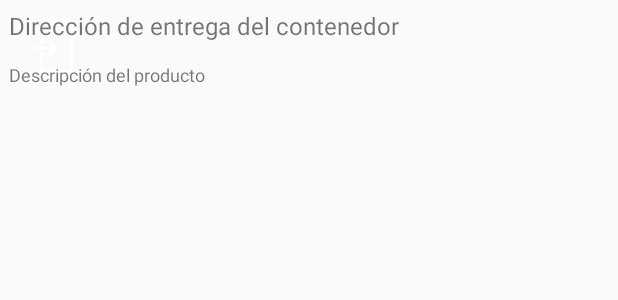
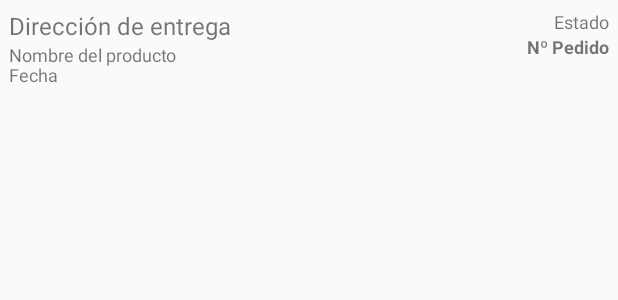
Before and after one commit to Binomi0/choferes-android, an Android app: the layout lista_pedidos.xml on its own in the app's theme, with its tools: preview values and no code run, on a phone screen of 412 x 824 dp. Shown: the top 300 px of the screen. Run offline under Robolectric (Android 15) with nearby library versions, the phone set to English and light mode, and no system bars.

Commit message:
Conexion http y respuesta completada, ahora se muestr la lista de pedidos en base a los parametros pasados.

```diff
--- a/app/src/main/res/layout/lista_pedidos.xml
+++ b/app/src/main/res/layout/lista_pedidos.xml
@@ -1,61 +1,65 @@
 <?xml version="1.0" encoding="utf-8"?>
 <RelativeLayout xmlns:android="http://schemas.android.com/apk/res/android"
+    xmlns:tools="http://schemas.android.com/tools"
     android:layout_width="match_parent"
     android:layout_height="?android:attr/listPreferredItemHeight"
+    android:backgroundTint="@color/common_google_signin_btn_text_light_default"
+    android:backgroundTintMode="add"
     android:padding="6dp">
-
-    <ImageView
-        android:id="@+id/icon"
-        android:layout_width="wrap_content"
-        android:layout_height="match_parent"
-        android:layout_alignParentBottom="true"
-        android:layout_alignParentTop="true"
-        android:layout_marginRight="6dip"
-        android:contentDescription="TODO"
-        android:src="@drawable/common_full_open_on_phone"/>
 
     <TextView
         android:id="@+id/address"
         android:layout_width="match_parent"
-        android:layout_height="26dp"
+        android:layout_height="wrap_content"
         android:layout_alignParentLeft="true"
         android:layout_alignParentStart="true"
         android:layout_alignParentTop="true"
-        android:text="Dirección de entrega del contenedor"
+        android:layout_toLeftOf="@+id/id"
+        android:layout_toStartOf="@+id/id"
+        android:text="@string/order_address"
         android:textSize="16sp" />
 
     <TextView
         android:id="@+id/product"
         android:layout_width="wrap_content"
         android:layout_height="wrap_content"
-        android:layout_alignParentBottom="true"
         android:layout_alignParentLeft="true"
         android:layout_alignParentStart="true"
-        android:text="Descripción del producto"
+        android:layout_below="@+id/address"
+        android:text="@string/order_product"
         android:textSize="12sp" />
 
     <TextView
         android:id="@+id/id"
         android:layout_width="wrap_content"
         android:layout_height="wrap_content"
-        android:layout_above="@+id/address"
-        android:layout_toLeftOf="@+id/status"
-        android:layout_toStartOf="@+id/status"
+        android:layout_alignParentEnd="true"
+        android:layout_alignParentRight="true"
+        android:layout_below="@+id/status"
         android:ellipsize="marquee"
         android:singleLine="true"
-        android:text="@string/_0000"
-        android:textSize="12sp" />
+        android:text="@string/order_id"
+        android:textSize="12sp"
+        android:textStyle="bold" />
 
     <TextView
         android:id="@+id/status"
         android:layout_width="wrap_content"
         android:layout_height="wrap_content"
-        android:layout_above="@+id/address"
         android:layout_alignParentEnd="true"
         android:layout_alignParentRight="true"
+        android:layout_alignParentTop="true"
         android:gravity="end"
-        android:text="Estado"
+        android:text="@string/order_status"
         android:textAlignment="viewEnd"
         android:textSize="12sp" />
 
+    <TextView
+        android:id="@+id/fecha"
+        android:layout_width="wrap_content"
+        android:layout_height="wrap_content"
+        android:layout_alignParentBottom="true"
+        android:text="@string/order_date"
+        android:textSize="12sp" />
+
 </RelativeLayout>
--- a/app/src/main/res/values/strings.xml
+++ b/app/src/main/res/values/strings.xml
@@ -13,10 +13,15 @@
     <string name="permission_rationale">"Para autocompletar, la app requiere acceso a contactos."
     </string>
     <string name="title_activity_main">MainActivity</string>
-    <string name="title_home">Puestas</string>
+    <string name="title_puestas">Puestas</string>
+    <string name="title_todos">Todos</string>
     <string name="title_retiradas">Retiradas</string>
     <string name="title_cambios">Cambios</string>
     <string name="user_email">Correo Electrónico</string>
     <string name="listado_de_pedidos">Listado de Pedidos</string>
-    <string name="_0000">\@string/0000</string>
+    <string name="order_address">Dirección de entrega</string>
+    <string name="order_product">Nombre del  producto</string>
+    <string name="order_id">Nº Pedido</string>
+    <string name="order_status">Estado</string>
+    <string name="order_date">Fecha</string>
 </resources>
```
Also changed, not shown: app/src/main/java/com/contenedoressatur/android/choferesandroid/LoginActivity.java (+20 -33 lines), app/src/main/java/com/contenedoressatur/android/choferesandroid/MainActivity.java (+94 -88 lines), app/src/main/java/com/contenedoressatur/android/choferesandroid/Pedido.java (+7 -1 lines), app/src/main/java/com/contenedoressatur/android/choferesandroid/PedidosAdapter.java (+5 -8 lines), app/src/main/java/com/contenedoressatur/android/choferesandroid/PedidosController.java (+47 -34 lines), app/src/main/res/layout/activity_main.xml (+6 -18 lines), app/src/main/res/menu/navigation.xml (+9 -3 lines).
